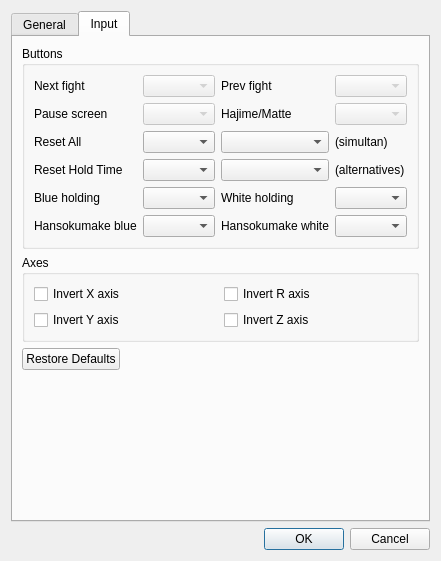
Before: the Qt Designer form base/settingsdlg.ui in fmuecke/Ipponboard, drawn with Qt 5.
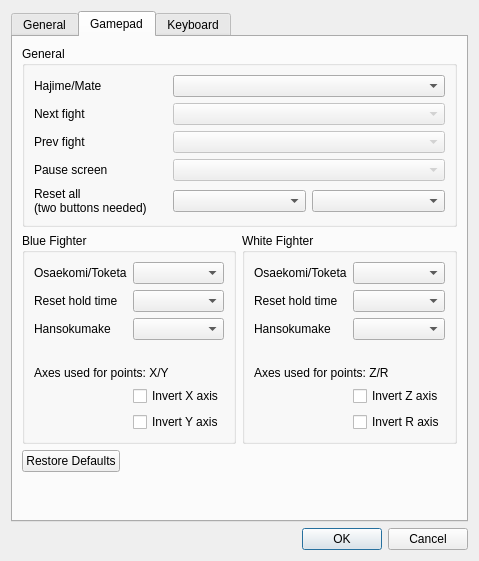
After: the same form once the commit is applied. The open tabs and pages were chosen to show the change. Icons and pictures are not drawn. Custom widgets are drawn as their Qt base class.

Commit message: Ipponboard 0.4.x branch: - renamed matte->mate - added a keyboard icon - encapsulated controller configuration

```diff
--- a/base/settingsdlg.ui
+++ b/base/settingsdlg.ui
@@ -9,8 +9,8 @@
    <rect>
     <x>0</x>
     <y>0</y>
-    <width>417</width>
-    <height>531</height>
+    <width>435</width>
+    <height>537</height>
    </rect>
   </property>
   <property name="sizePolicy">
@@ -656,23 +656,23 @@
         <normaloff>:/res/icons/controller.png</normaloff>:/res/icons/controller.png</iconset>
       </attribute>
       <attribute name="title">
-       <string>Input</string>
+       <string>Gamepad</string>
       </attribute>
-      <layout class="QVBoxLayout" name="verticalLayout_7">
-       <item>
+      <layout class="QGridLayout" name="gridLayout_6" rowstretch="0,0,0,0,0,0,0">
+       <item row="1" column="0">
         <widget class="QGroupBox" name="groupBox_buttons">
          <property name="title">
-          <string>Buttons</string>
+          <string>General</string>
          </property>
          <layout class="QGridLayout" name="gridLayout_2">
-          <item row="0" column="0">
+          <item row="1" column="0">
            <widget class="QLabel" name="label_next">
             <property name="text">
              <string>Next fight</string>
             </property>
            </widget>
           </item>
-          <item row="0" column="1">
+          <item row="1" column="1" colspan="2">
            <widget class="QComboBox" name="comboBox_next">
             <property name="enabled">
              <bool>false</bool>
@@ -685,34 +685,14 @@
             </property>
            </widget>
           </item>
-          <item row="0" column="2">
-           <widget class="QLabel" name="label_prev">
-            <property name="text">
-             <string>Prev fight</string>
-            </property>
-           </widget>
-          </item>
-          <item row="0" column="3">
-           <widget class="QComboBox" name="comboBox_prev">
-            <property name="enabled">
-             <bool>false</bool>
-            </property>
-            <property name="sizeAdjustPolicy">
-             <enum>QComboBox::AdjustToContentsOnFirstShow</enum>
-            </property>
-            <property name="frame">
-             <bool>true</bool>
-            </property>
-           </widget>
-          </item>
-          <item row="1" column="0">
+          <item row="3" column="0">
            <widget class="QLabel" name="label_pause">
             <property name="text">
              <string>Pause screen</string>
             </property>
            </widget>
           </item>
-          <item row="1" column="1">
+          <item row="3" column="1" colspan="2">
            <widget class="QComboBox" name="comboBox_pause">
             <property name="enabled">
              <bool>false</bool>
@@ -725,82 +705,15 @@
             </property>
            </widget>
           </item>
-          <item row="7" column="0">
-           <widget class="QLabel" name="label_hansokumake_blue">
-            <property name="text">
-             <string>Hansokumake blue</string>
-            </property>
-           </widget>
-          </item>
-          <item row="7" column="1">
-           <widget class="QComboBox" name="comboBox_hansokumake_blue">
-            <property name="sizeAdjustPolicy">
-             <enum>QComboBox::AdjustToContentsOnFirstShow</enum>
-            </property>
-            <property name="frame">
-             <bool>true</bool>
-            </property>
-           </widget>
-          </item>
-          <item row="7" column="2">
-           <widget class="QLabel" name="label_hansokumake_white">
-            <property name="text">
-             <string>Hansokumake white</string>
-            </property>
-           </widget>
-          </item>
-          <item row="7" column="3">
-           <widget class="QComboBox" name="comboBox_hansokumake_white">
-            <property name="sizeAdjustPolicy">
-             <enum>QComboBox::AdjustToContentsOnFirstShow</enum>
-            </property>
-            <property name="frame">
-             <bool>true</bool>
-            </property>
-           </widget>
-          </item>
-          <item row="5" column="1">
-           <widget class="QComboBox" name="comboBox_blue_holding">
-            <property name="sizeAdjustPolicy">
-             <enum>QComboBox::AdjustToContentsOnFirstShow</enum>
-            </property>
-            <property name="frame">
-             <bool>true</bool>
-            </property>
-           </widget>
-          </item>
-          <item row="5" column="3">
-           <widget class="QComboBox" name="comboBox_white_holding">
-            <property name="sizeAdjustPolicy">
-             <enum>QComboBox::AdjustToContentsOnFirstShow</enum>
-            </property>
-            <property name="frame">
-             <bool>true</bool>
-            </property>
-           </widget>
-          </item>
-          <item row="5" column="2">
-           <widget class="QLabel" name="label_white_holding">
-            <property name="text">
-             <string>White holding</string>
-            </property>
-           </widget>
-          </item>
-          <item row="5" column="0">
-           <widget class="QLabel" name="label_blue_holding">
-            <property name="text">
-             <string>Blue holding</string>
-            </property>
-           </widget>
-          </item>
-          <item row="2" column="0">
+          <item row="4" column="0">
            <widget class="QLabel" name="label_reset">
             <property name="text">
-             <string>Reset All</string>
+             <string>Reset all
+(two buttons needed)</string>
             </property>
            </widget>
           </item>
-          <item row="2" column="1">
+          <item row="4" column="1">
            <widget class="QComboBox" name="comboBox_reset">
             <property name="sizeAdjustPolicy">
              <enum>QComboBox::AdjustToContentsOnFirstShow</enum>
@@ -810,15 +723,15 @@
             </property>
            </widget>
           </item>
-          <item row="1" column="2">
-           <widget class="QLabel" name="label_hajime_matte">
+          <item row="2" column="0">
+           <widget class="QLabel" name="label_prev">
             <property name="text">
-             <string>Hajime/Matte</string>
+             <string>Prev fight</string>
             </property>
            </widget>
           </item>
-          <item row="1" column="3">
-           <widget class="QComboBox" name="comboBox_hajime_matte">
+          <item row="2" column="1" colspan="2">
+           <widget class="QComboBox" name="comboBox_prev">
             <property name="enabled">
              <bool>false</bool>
             </property>
@@ -830,25 +743,18 @@
             </property>
            </widget>
           </item>
-          <item row="3" column="0">
-           <widget class="QLabel" name="label_reset_2">
+          <item row="0" column="0">
+           <widget class="QLabel" name="label_hajime_mate">
             <property name="text">
-             <string>Reset Hold Time</string>
+             <string>Hajime/Mate</string>
             </property>
            </widget>
           </item>
-          <item row="3" column="1">
-           <widget class="QComboBox" name="comboBox_reset_hold">
-            <property name="sizeAdjustPolicy">
-             <enum>QComboBox::AdjustToContentsOnFirstShow</enum>
-            </property>
-            <property name="frame">
+          <item row="0" column="1" colspan="2">
+           <widget class="QComboBox" name="comboBox_hajime_mate">
+            <property name="enabled">
              <bool>true</bool>
             </property>
-           </widget>
-          </item>
-          <item row="3" column="2">
-           <widget class="QComboBox" name="comboBox_reset_hold_2">
             <property name="sizeAdjustPolicy">
              <enum>QComboBox::AdjustToContentsOnFirstShow</enum>
             </property>
@@ -857,7 +763,7 @@
             </property>
            </widget>
           </item>
-          <item row="2" column="2">
+          <item row="4" column="2">
            <widget class="QComboBox" name="comboBox_reset_2">
             <property name="sizeAdjustPolicy">
              <enum>QComboBox::AdjustToContentsOnFirstShow</enum>
@@ -867,67 +773,10 @@
             </property>
            </widget>
           </item>
-          <item row="2" column="3">
-           <widget class="QLabel" name="label_13">
-            <property name="toolTip">
-             <string>Both buttons need to be pressed at once</string>
-            </property>
-            <property name="text">
-             <string>(simultan)</string>
-            </property>
-           </widget>
-          </item>
-          <item row="3" column="3">
-           <widget class="QLabel" name="label_14">
-            <property name="text">
-             <string>(alternatives)</string>
-            </property>
-           </widget>
-          </item>
          </layout>
         </widget>
        </item>
-       <item>
-        <widget class="QGroupBox" name="groupBox_axes">
-         <property name="toolTip">
-          <string>Sometimes the axis direction of the gamepad is upside down. Check the respective boxes to correct that.</string>
-         </property>
-         <property name="title">
-          <string>Axes</string>
-         </property>
-         <layout class="QGridLayout" name="gridLayout_3">
-          <item row="0" column="0">
-           <widget class="QCheckBox" name="checkBox_invert_x_axis">
-            <property name="text">
-             <string>Invert X axis</string>
-            </property>
-           </widget>
-          </item>
-          <item row="0" column="2">
-           <widget class="QCheckBox" name="checkBox_invert_r_axis">
-            <property name="text">
-             <string>Invert R axis</string>
-            </property>
-           </widget>
-          </item>
-          <item row="1" column="0">
-           <widget class="QCheckBox" name="checkBox_invert_y_axis">
-            <property name="text">
-             <string>Invert Y axis</string>
-            </property>
-           </widget>
-          </item>
-          <item row="1" column="2">
-           <widget class="QCheckBox" name="checkBox_invert_z_axis">
-            <property name="text">
-             <string>Invert Z axis</string>
-            </property>
-           </widget>
-          </item>
-         </layout>
-        </widget>
-       </item>
-       <item>
+       <item row="5" column="0">
         <widget class="QDialogButtonBox" name="buttonBox_2">
          <property name="orientation">
           <enum>Qt::Horizontal</enum>
@@ -937,7 +786,202 @@
          </property>
         </widget>
        </item>
-       <item>
+       <item row="2" column="0">
+        <layout class="QHBoxLayout" name="horizontalLayout_3">
+         <property name="bottomMargin">
+          <number>0</number>
+         </property>
+         <item>
+          <widget class="QGroupBox" name="groupBox_blue">
+           <property name="title">
+            <string>Blue Fighter</string>
+           </property>
+           <layout class="QGridLayout" name="gridLayout_4">
+            <item row="0" column="0">
+             <widget class="QLabel" name="label_blue_holding">
+              <property name="text">
+               <string>Osaekomi/Toketa</string>
+              </property>
+             </widget>
+            </item>
+            <item row="0" column="1">
+             <widget class="QComboBox" name="comboBox_blue_holding">
+              <property name="sizeAdjustPolicy">
+               <enum>QComboBox::AdjustToContentsOnFirstShow</enum>
+              </property>
+              <property name="frame">
+               <bool>true</bool>
+              </property>
+             </widget>
+            </item>
+            <item row="1" column="1">
+             <widget class="QComboBox" name="comboBox_reset_hold_blue">
+              <property name="sizeAdjustPolicy">
+               <enum>QComboBox::AdjustToContentsOnFirstShow</enum>
+              </property>
+              <property name="frame">
+               <bool>true</bool>
+              </property>
+             </widget>
+            </item>
+            <item row="1" column="0">
+             <widget class="QLabel" name="label_blue_reset_hold_time">
+              <property name="text">
+               <string>Reset hold time</string>
+              </property>
+             </widget>
+            </item>
+            <item row="2" column="0">
+             <widget class="QLabel" name="label_hansokumake_blue">
+              <property name="text">
+               <string>Hansokumake</string>
+              </property>
+             </widget>
+            </item>
+            <item row="2" column="1">
+             <widget class="QComboBox" name="comboBox_hansokumake_blue">
+              <property name="sizeAdjustPolicy">
+               <enum>QComboBox::AdjustToContentsOnFirstShow</enum>
+              </property>
+              <property name="frame">
+               <bool>true</bool>
+              </property>
+             </widget>
+            </item>
+            <item row="4" column="0" colspan="2">
+             <widget class="QLabel" name="label_3">
+              <property name="text">
+               <string>Axes used for points: X/Y</string>
+              </property>
+             </widget>
+            </item>
+            <item row="3" column="0">
+             <spacer name="horizontalSpacer_2">
+              <property name="orientation">
+               <enum>Qt::Horizontal</enum>
+              </property>
+              <property name="sizeHint" stdset="0">
+               <size>
+                <width>40</width>
+                <height>20</height>
+               </size>
+              </property>
+             </spacer>
+            </item>
+            <item row="6" column="1">
+             <widget class="QCheckBox" name="checkBox_invert_y_axis">
+              <property name="text">
+               <string>Invert Y axis</string>
+              </property>
+             </widget>
+            </item>
+            <item row="5" column="1">
+             <widget class="QCheckBox" name="checkBox_invert_x_axis">
+              <property name="text">
+               <string>Invert X axis</string>
+              </property>
+             </widget>
+            </item>
+           </layout>
+          </widget>
+         </item>
+         <item>
+          <widget class="QGroupBox" name="groupBox_white">
+           <property name="title">
+            <string>White Fighter</string>
+           </property>
+           <layout class="QGridLayout" name="gridLayout_5">
+            <item row="0" column="0">
+             <widget class="QLabel" name="label_white_holding">
+              <property name="text">
+               <string>Osaekomi/Toketa</string>
+              </property>
+             </widget>
+            </item>
+            <item row="0" column="1">
+             <widget class="QComboBox" name="comboBox_white_holding">
+              <property name="sizeAdjustPolicy">
+               <enum>QComboBox::AdjustToContentsOnFirstShow</enum>
+              </property>
+              <property name="frame">
+               <bool>true</bool>
+              </property>
+             </widget>
+            </item>
+            <item row="1" column="0">
+             <widget class="QLabel" name="label_white_reset_hold_time">
+              <property name="text">
+               <string>Reset hold time</string>
+              </property>
+             </widget>
+            </item>
+            <item row="1" column="1">
+             <widget class="QComboBox" name="comboBox_reset_hold_white">
+              <property name="sizeAdjustPolicy">
+               <enum>QComboBox::AdjustToContentsOnFirstShow</enum>
+              </property>
+              <property name="frame">
+               <bool>true</bool>
+              </property>
+             </widget>
+            </item>
+            <item row="2" column="0">
+             <widget class="QLabel" name="label_hansokumake_white">
+              <property name="text">
+               <string>Hansokumake</string>
+              </property>
+             </widget>
+            </item>
+            <item row="2" column="1">
+             <widget class="QComboBox" name="comboBox_hansokumake_white">
+              <property name="sizeAdjustPolicy">
+               <enum>QComboBox::AdjustToContentsOnFirstShow</enum>
+              </property>
+              <property name="frame">
+               <bool>true</bool>
+              </property>
+             </widget>
+            </item>
+            <item row="5" column="1">
+             <widget class="QCheckBox" name="checkBox_invert_z_axis">
+              <property name="text">
+               <string>Invert Z axis</string>
+              </property>
+             </widget>
+            </item>
+            <item row="6" column="1">
+             <widget class="QCheckBox" name="checkBox_invert_r_axis">
+              <property name="text">
+               <string>Invert R axis</string>
+              </property>
+             </widget>
+            </item>
+            <item row="4" column="0" colspan="2">
+             <widget class="QLabel" name="label_4">
+              <property name="text">
+               <string>Axes used for points: Z/R</string>
+              </property>
+             </widget>
+            </item>
+            <item row="3" column="0">
+             <spacer name="horizontalSpacer_3">
+              <property name="orientation">
+               <enum>Qt::Horizontal</enum>
+              </property>
+              <property name="sizeHint" stdset="0">
+               <size>
+                <width>40</width>
+                <height>20</height>
+               </size>
+              </property>
+             </spacer>
+            </item>
+           </layout>
+          </widget>
+         </item>
+        </layout>
+       </item>
+       <item row="6" column="0">
         <spacer name="verticalSpacer">
          <property name="orientation">
           <enum>Qt::Vertical</enum>
@@ -952,6 +996,147 @@
        </item>
       </layout>
      </widget>
+     <widget class="QWidget" name="tab_keys">
+      <attribute name="icon">
+       <iconset resource="ipponboard.qrc">
+        <normaloff>:/res/icons/keyboard.png</normaloff>:/res/icons/keyboard.png</iconset>
+      </attribute>
+      <attribute name="title">
+       <string>Keyboard</string>
+      </attribute>
+      <layout class="QVBoxLayout" name="verticalLayout_7">
+       <item>
+        <widget class="QTableWidget" name="tableWidget_keys">
+         <property name="frameShape">
+          <enum>QFrame::StyledPanel</enum>
+         </property>
+         <property name="frameShadow">
+          <enum>QFrame::Sunken</enum>
+         </property>
+         <property name="verticalScrollBarPolicy">
+          <enum>Qt::ScrollBarAsNeeded</enum>
+         </property>
+         <property name="horizontalScrollBarPolicy">
+          <enum>Qt::ScrollBarAsNeeded</enum>
+         </property>
+         <property name="showDropIndicator" stdset="0">
+          <bool>false</bool>
+         </property>
+         <property name="dragDropOverwriteMode">
+          <bool>false</bool>
+         </property>
+         <property name="alternatingRowColors">
+          <bool>true</bool>
+         </property>
+         <property name="selectionMode">
+          <enum>QAbstractItemView::SingleSelection</enum>
+         </property>
+         <property name="showGrid">
+          <bool>true</bool>
+         </property>
+         <property name="gridStyle">
+          <enum>Qt::SolidLine</enum>
+         </property>
+         <attribute name="horizontalHeaderCascadingSectionResizes">
+          <bool>true</bool>
+         </attribute>
+         <attribute name="horizontalHeaderDefaultSectionSize">
+          <number>120</number>
+         </attribute>
+         <attribute name="horizontalHeaderStretchLastSection">
+          <bool>false</bool>
+         </attribute>
+         <attribute name="verticalHeaderVisible">
+          <bool>false</bool>
+         </attribute>
+         <attribute name="verticalHeaderDefaultSectionSize">
+          <number>20</number>
+         </attribute>
+         <attribute name="verticalHeaderMinimumSectionSize">
+          <number>15</number>
+         </attribute>
+         <attribute name="verticalHeaderStretchLastSection">
+          <bool>false</bool>
+         </attribute>
+         <row>
+          <property name="text">
+           <string>Hajime/Mate</string>
+          </property>
+         </row>
+         <row>
+          <property name="text">
+           <string>Next</string>
+          </property>
+         </row>
+         <row>
+          <property name="text">
+           <string>Prev</string>
+          </property>
+         </row>
+         <row>
+          <property name="text">
+           <string>Pause</string>
+          </property>
+         </row>
+         <row>
+          <property name="text">
+           <string>Reset all</string>
+          </property>
+         </row>
+         <row>
+          <property name="text">
+           <string>Osaekomi/Toketa (blue)</string>
+          </property>
+         </row>
+         <row>
+          <property name="text">
+           <string>Osaekomi/Toketa (white)</string>
+          </property>
+         </row>
+         <row>
+          <property name="text">
+           <string>Reset Hold (blue)</string>
+          </property>
+         </row>
+         <row>
+          <property name="text">
+           <string>Reset Hold Time (white)</string>
+          </property>
+         </row>
+         <row>
+          <property name="text">
+           <string>Hansokumake (blue)</string>
+          </property>
+         </row>
+         <row>
+          <property name="text">
+           <string>Hansokumake (white)</string>
+          </property>
+         </row>
+         <column>
+          <property name="text">
+           <string>Modifier</string>
+          </property>
+         </column>
+         <column>
+          <property name="text">
+           <string>Key</string>
+          </property>
+         </column>
+        </widget>
+       </item>
+       <item>
+        <widget class="QDialogButtonBox" name="buttonBox_3">
+         <property name="orientation">
+          <enum>Qt::Horizontal</enum>
+         </property>
+         <property name="standardButtons">
+          <set>QDialogButtonBox::RestoreDefaults</set>
+         </property>
+        </widget>
+       </item>
+      </layout>
+     </widget>
     </widget>
    </item>
    <item>
```
Left out of the diff: 34 changed lines with no effect on the pictures. The commit also changes 13 other files.
